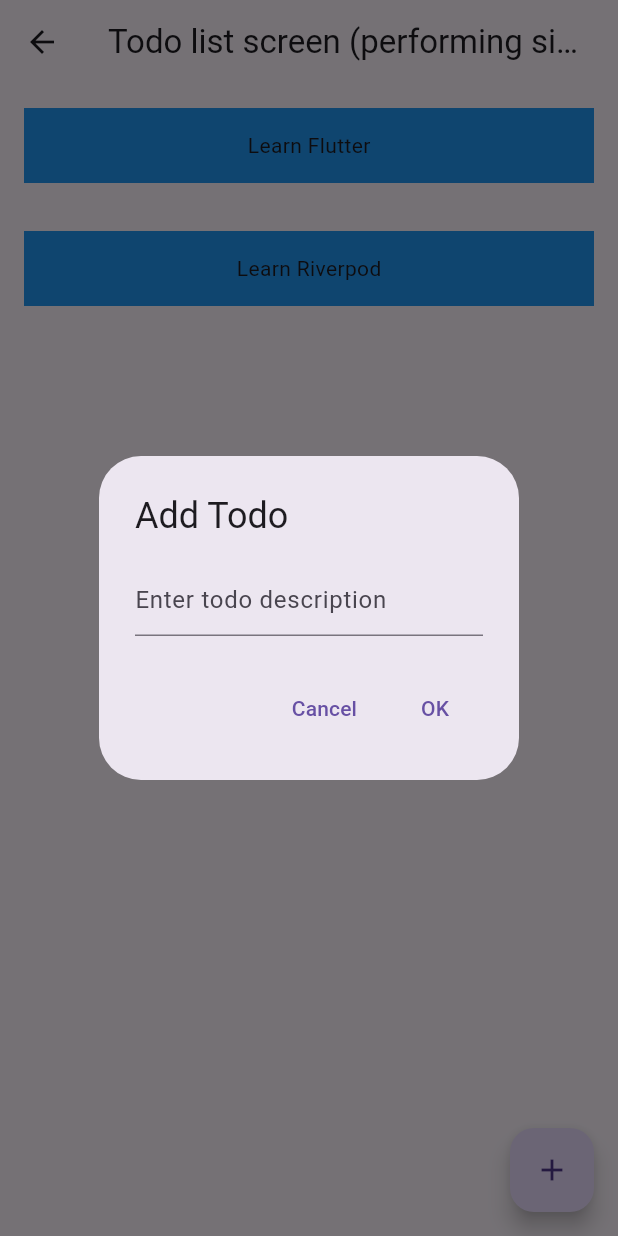
After one commit to jackychoi26/flutter_riverpod_tutorial, a Flutter app: the TodoListScreen screen opened directly, after a tap on the "add" icon, on a phone screen of 412 x 824 dp. The commit adds this screen. Run offline on Flutter 3.47's test engine with Material 3 defaults, Android fonts, the phone set to English and light mode, and no system bars; our stand-ins replace flutter_riverpod, freezed_annotation, riverpod_annotation; generated files the repository leaves out were written again.

Commit message:
Add the todo list sample

```diff
--- a/lib/main.dart
+++ b/lib/main.dart
@@ -1,6 +1,7 @@
 import 'package:flutter/material.dart';
 import 'package:flutter_riverpod/flutter_riverpod.dart';
 import 'package:flutter_riverpod_tutorial/network_call/activity_screen.dart';
+import 'package:flutter_riverpod_tutorial/performing_side_effect/todo_list_screen.dart';
 import 'package:flutter_riverpod_tutorial/simple_counter/simple_counter.dart';
 
 void main() {
@@ -17,8 +18,9 @@ class HomeView extends ConsumerWidget {
       body: ListView(
         children: [
           const SizedBox(height: 16),
-          _createPage(context, 'Simple Counter', SimpleCounterScreen()),
+          _createPage(context, 'Simple counter', SimpleCounterScreen()),
           _createPage(context, 'Network call', ActivityScreen()),
+          _createPage(context, 'Performing side effect', TodoListScreen()),
         ],
       ),
     );
--- /dev/null
+++ b/lib/performing_side_effect/todo.dart
@@ -0,0 +1,6 @@
+class Todo {
+  String description;
+  bool isCompleted;
+
+  Todo({required this.description, this.isCompleted = false});
+}
--- /dev/null
+++ b/lib/performing_side_effect/todo_list_provider.dart
@@ -0,0 +1,36 @@
+import 'package:flutter_riverpod/flutter_riverpod.dart';
+import 'package:riverpod_annotation/riverpod_annotation.dart';
+
+import 'todo.dart';
+
+part 'todo_list_provider.g.dart';
+
+// This is a simple `provider` function
+/**
+@riverpod
+Future<List<Todo>> todoList(Ref ref) async {
+  return [
+    Todo(description: 'Learn Flutter', isCompleted: true),
+    Todo(description: 'Learn Riverpod'),
+  ];
+}
+*/
+///
+
+// Notifiers are the "stateful widget" of providers. They require a slight tweak to the syntax for defining a provider.
+// When a @riverpod annotation is placed on a class, that class is called a "Notifier".
+// The notifier is a wrapper of the `provider`
+@riverpod
+class TodoList extends _$TodoList {
+  @override
+  Future<List<Todo>> build() async {
+    return [
+      Todo(description: 'Learn Flutter', isCompleted: true),
+      Todo(description: 'Learn Riverpod'),
+    ];
+  }
+
+  Future<void> addTodo(Todo todo) async {
+    await Future.delayed(Duration(seconds: 2));
+  }
+}
--- /dev/null
+++ b/lib/performing_side_effect/todo_list_screen.dart
@@ -0,0 +1,76 @@
+import 'package:flutter/material.dart';
+import 'package:flutter_riverpod/flutter_riverpod.dart';
+import 'package:flutter_riverpod_tutorial/performing_side_effect/todo.dart';
+import 'package:flutter_riverpod_tutorial/performing_side_effect/todo_list_provider.dart';
+
+class TodoListScreen extends ConsumerWidget {
+  const TodoListScreen({super.key});
+
+  @override
+  Widget build(BuildContext context, WidgetRef ref) {
+    final AsyncValue<List<Todo>> todos = ref.watch(todoListProvider);
+
+    return Scaffold(
+      appBar: AppBar(
+        title: const Text('Todo list screen (performing side effect)'),
+      ),
+      floatingActionButton: FloatingActionButton(
+        onPressed: () {
+          final TextEditingController controller = TextEditingController();
+          showDialog(
+            context: context,
+            builder: (dialogContext) {
+              return AlertDialog(
+                title: const Text('Add Todo'),
+                content: TextField(
+                  controller: controller,
+                  decoration: const InputDecoration(
+                    hintText: 'Enter todo description',
+                  ),
+                ),
+                actions: [
+                  TextButton(
+                    onPressed: () {
+                      Navigator.of(dialogContext).pop();
+                    },
+                    child: const Text('Cancel'),
+                  ),
+                  TextButton(
+                    onPressed: () {
+                      final text = controller.text.trim();
+                      if (text.isNotEmpty) {
+                        ref
+                            .read(todoListProvider.notifier)
+                            .addTodo(Todo(description: text));
+                      }
+                      Navigator.of(dialogContext).pop();
+                    },
+                    child: const Text('OK'),
+                  ),
+                ],
+              );
+            },
+          );
+        },
+        child: const Icon(Icons.add),
+      ),
+      body: switch (todos) {
+        AsyncData(:final value) => ListView.builder(
+          itemCount: value.length,
+          itemBuilder: (_, i) {
+            final todo = value[i];
+            return Container(
+              height: 50,
+              width: double.infinity,
+              margin: const EdgeInsets.all(16),
+              color: Colors.blue,
+              child: Center(child: Text(todo.description)),
+            );
+          },
+        ),
+        AsyncError() => const Center(child: Text('Oops, something went wrong')),
+        _ => const Center(child: CircularProgressIndicator()),
+      },
+    );
+  }
+}
```
Also changed, not shown: lib/performing_side_effect/todo_list_provider.g.dart (added).
